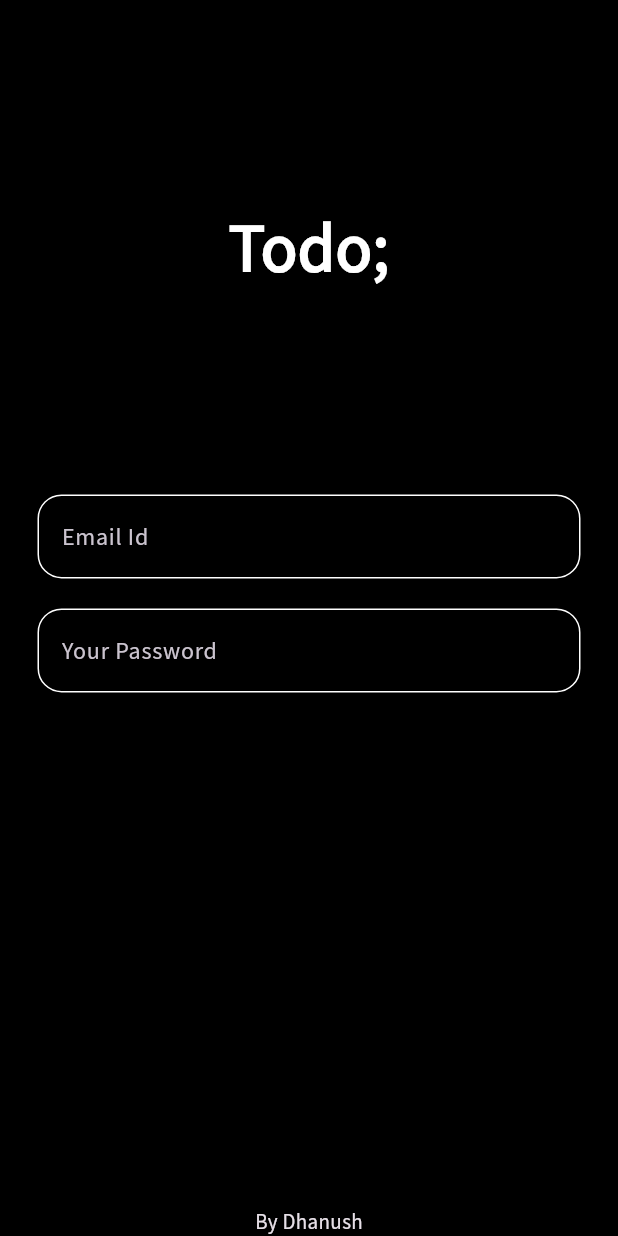
After one commit to cyrDhanush/todo_flutter-app, a Flutter app: the screen it shows after launch, on a phone screen of 412 x 824 dp. The commit adds this screen. Run offline on Flutter 3.47's test engine with Material 2 defaults, Android fonts, the phone set to English and light mode, and no system bars; our stand-ins replace firebase_core; accounts and stored records are empty.

Commit message:
package changed

```diff
--- a/lib/main.dart
+++ b/lib/main.dart
@@ -1,12 +1,18 @@
+import 'package:firebase_core/firebase_core.dart';
 import 'package:flutter/material.dart';
 import 'package:flutter/services.dart';
+import 'package:todo/firebase_options.dart';
 import 'package:todo/global/global.dart';
 import 'package:todo/screens/mobile_screens/contentscreen.dart';
 import 'package:todo/screens/mobile_screens/homescreen.dart';
+import 'package:todo/screens/mobile_screens/loginscreen.dart';
 
-void main() {
+void main() async {
   SystemChrome.setSystemUIOverlayStyle(
       SystemUiOverlayStyle(statusBarColor: Colors.white.withAlpha(0)));
+  await Firebase.initializeApp(
+    options: DefaultFirebaseOptions.currentPlatform,
+  );
   runApp(MyApp());
 }
 
@@ -20,14 +26,15 @@ class MyApp extends StatelessWidget {
       theme: ThemeData(
         scaffoldBackgroundColor: bgColor,
         brightness: Brightness.dark,
-        appBarTheme: AppBarTheme(
+        fontFamily: 'SourceSans',
+        appBarTheme: const AppBarTheme(
           backgroundColor: Colors.black,
         ),
         useMaterial3: true,
         colorSchemeSeed: themeColor,
       ),
       // home: const HomeScreen(),
-      home: const HomeScreen(),
+      home: const LoginScreen(),
     );
   }
 }
--- /dev/null
+++ b/lib/screens/mobile_screens/loginscreen.dart
@@ -0,0 +1,99 @@
+import 'package:flutter/material.dart';
+import 'package:todo/global/global.dart';
+
+class LoginScreen extends StatefulWidget {
+  const LoginScreen({super.key});
+
+  @override
+  State<LoginScreen> createState() => _LoginScreenState();
+}
+
+class _LoginScreenState extends State<LoginScreen> {
+  @override
+  Widget build(BuildContext context) {
+    TextEditingController emailcontroller = TextEditingController();
+    TextEditingController passwordcontroller = TextEditingController();
+    return Scaffold(
+      body: Container(
+        margin: EdgeInsets.symmetric(horizontal: 25),
+        child: Column(
+          mainAxisAlignment: MainAxisAlignment.center,
+          children: [
+            const Expanded(
+              flex: 2,
+              child: Row(
+                mainAxisAlignment: MainAxisAlignment.center,
+                children: [
+                  Text(
+                    'Todo;',
+                    style: TextStyle(
+                      fontSize: 45,
+                      color: Colors.white,
+                      fontWeight: FontWeight.bold,
+                    ),
+                  ),
+                ],
+              ),
+            ),
+            Expanded(
+              flex: 3,
+              child: Column(
+                children: [
+                  TextField(
+                    controller: emailcontroller,
+                    decoration: InputDecoration(
+                      hintText: 'example@gmail.com',
+                      labelText: 'Email Id',
+                      enabledBorder: OutlineInputBorder(
+                        borderRadius: BorderRadius.circular(16),
+                        borderSide: const BorderSide(
+                          color: Colors.white,
+                          width: 1,
+                        ),
+                      ),
+                      focusedBorder: OutlineInputBorder(
+                        borderRadius: BorderRadius.circular(16),
+                        borderSide: const BorderSide(
+                          color: themeColor,
+                          width: 1,
+                        ),
+                      ),
+                    ),
+                  ),
+                  SizedBox(
+                    height: 20,
+                  ),
+                  TextField(
+                    controller: passwordcontroller,
+                    obscureText: true,
+                    obscuringCharacter: '*',
+                    decoration: InputDecoration(
+                      hintText: '*********',
+                      labelText: 'Your Password',
+                      enabledBorder: OutlineInputBorder(
+                        borderRadius: BorderRadius.circular(16),
+                        borderSide: const BorderSide(
+                          color: Colors.white,
+                          width: 1,
+                        ),
+                      ),
+                      focusedBorder: OutlineInputBorder(
+                        borderRadius: BorderRadius.circular(16),
+                        borderSide: const BorderSide(
+                          color: themeColor,
+                          width: 1,
+                        ),
+                      ),
+                    ),
+                  ),
+                  Spacer(),
+                  Text('By Dhanush'),
+                ],
+              ),
+            )
+          ],
+        ),
+      ),
+    );
+  }
+}
--- /dev/null
+++ b/lib/services/loginservices.dart
@@ -0,0 +1 @@
+class LoginServices {}
```
Also changed, not shown: pubspec.yaml (+8 -5 lines), assets/font/SourceSansPro-Regular.ttf (added), lib/firebase_options.dart (added), pubspec.lock, 7 other files.
